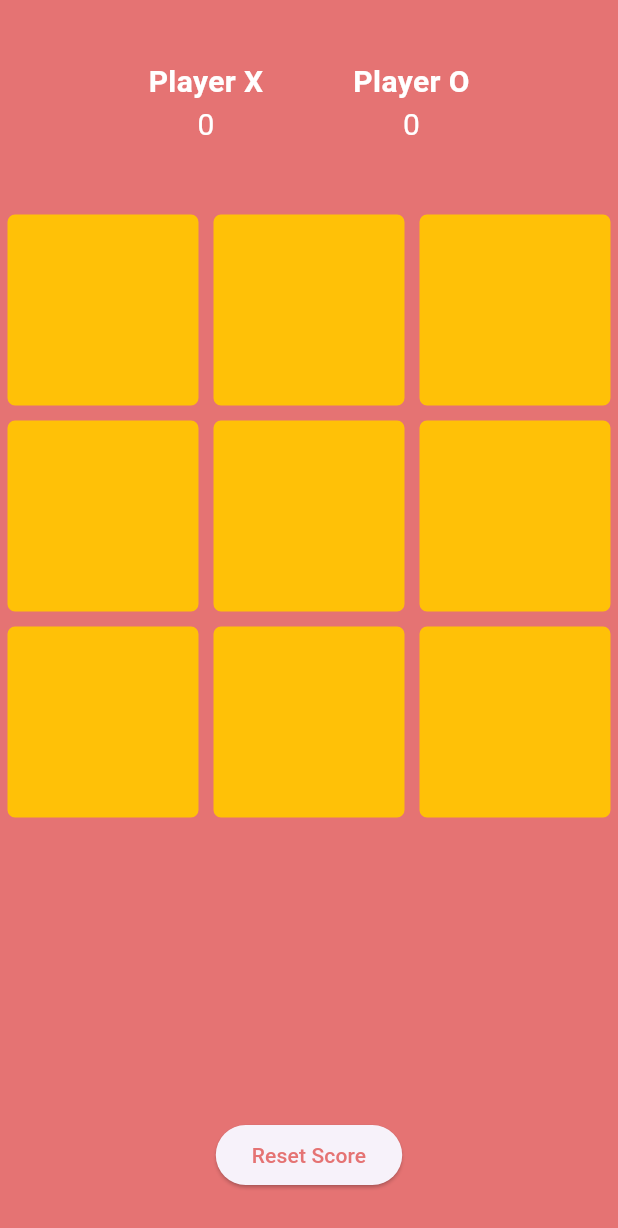
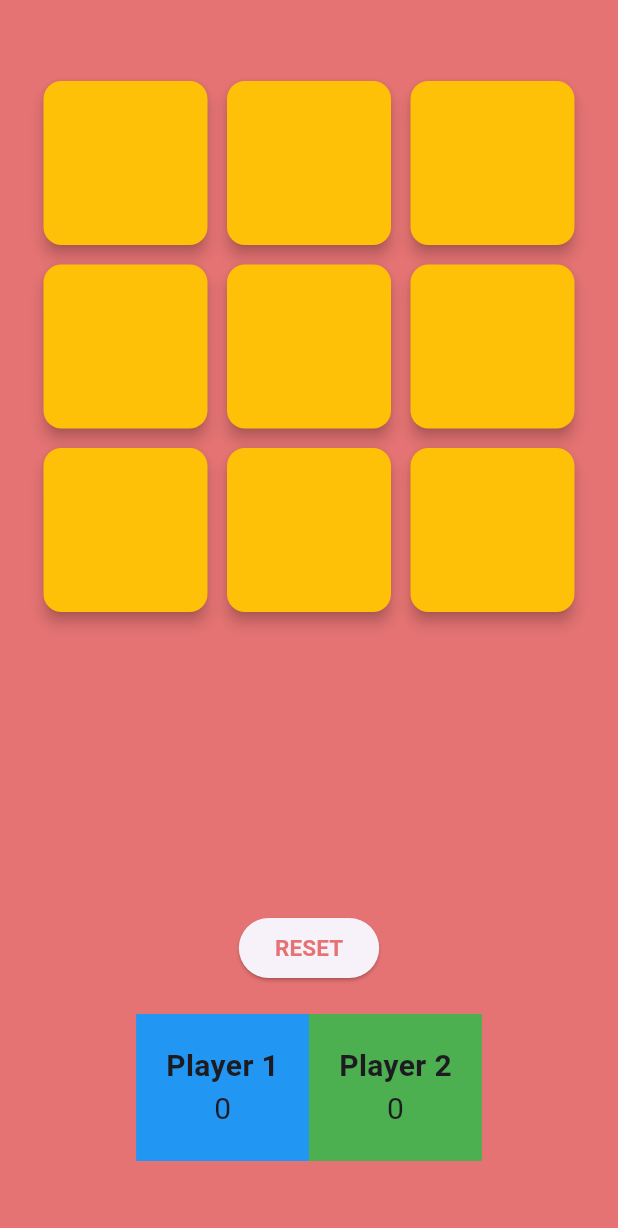
Before and after one commit to rohraharjas/pasc_flutter_sig24, a Flutter app: the screen it shows after launch, on a phone screen of 412 x 824 dp. Shown: the top 1228 px of the screen. Run offline on Flutter 3.47's test engine with Material 3 defaults, Android fonts, the phone set to English and light mode, and no system bars.

```diff
--- a/tic_tac_toe_app/lib/main.dart
+++ b/tic_tac_toe_app/lib/main.dart
@@ -7,7 +7,6 @@ void main() {
 class MyApp extends StatelessWidget {
   const MyApp({super.key});
 
-  // This widget is the root of your application.
   @override
   Widget build(BuildContext context) {
     return MaterialApp(
@@ -16,271 +15,217 @@ class MyApp extends StatelessWidget {
         scaffoldBackgroundColor: Colors.red.shade300,
         cardColor: Colors.amber,
       ),
+      home: const HomePage(),
       debugShowCheckedModeBanner: false,
-      home: const MyHomePage(),
     );
   }
 }
 
-class MyHomePage extends StatefulWidget {
-  const MyHomePage({super.key});
+class HomePage extends StatefulWidget {
+  const HomePage({super.key});
+
   @override
-  State<MyHomePage> createState() => _MyHomePageState();
+  State<HomePage> createState() => _HomePageState();
 }
 
-class _MyHomePageState extends State<MyHomePage> {
-  bool oTurn = true;
-  List<String> displayElement = ['', '', '', '', '', '', '', '', ''];
-  int oScore = 0; // Score of O
-  int xScore = 0; // Score of X
-  int filledBoxes = 0;
+class _HomePageState extends State<HomePage> {
+  List<int> board = List.generate(9, (index) => index);
+  final List<int> _player1 = [];
+  final List<int> _player2 = [];
+  List<int> winningTile = [];
+  bool isPlayer1 = true;
+  bool? isPlayer1Won;
 
-  void _tapped(int index) {
-    setState(() {
-      if (oTurn && displayElement[index] == '') {
-        displayElement[index] = 'O';
-        filledBoxes++;
-      } else if (!oTurn && displayElement[index] == '') {
-        displayElement[index] = 'X';
-        filledBoxes++;
-      }
+  int player1WinCount = 0;
+  int player2WinCount = 0;
 
-      oTurn = !oTurn;
-      _checkWinner();
-    });
-  }
+  List<List<int>> winningCombinations = [
+    [0, 1, 2],
+    [3, 4, 5],
+    [6, 7, 8],
+    [0, 3, 6],
+    [1, 4, 7],
+    [2, 5, 8],
+    [0, 4, 8],
+    [2, 4, 6]
+  ];
 
-  void _checkWinner() {
-    // Checking rows
-    if (displayElement[0] == displayElement[1] &&
-        displayElement[0] == displayElement[2] &&
-        displayElement[0] != '') {
-      _showWinDialog(displayElement[0]);
-    }
-    if (displayElement[3] == displayElement[4] &&
-        displayElement[3] == displayElement[5] &&
-        displayElement[3] != '') {
-      _showWinDialog(displayElement[3]);
-    }
-    if (displayElement[6] == displayElement[7] &&
-        displayElement[6] == displayElement[8] &&
-        displayElement[6] != '') {
-      _showWinDialog(displayElement[6]);
-    }
-
-    // Checking Column
-    if (displayElement[0] == displayElement[3] &&
-        displayElement[0] == displayElement[6] &&
-        displayElement[0] != '') {
-      _showWinDialog(displayElement[0]);
-    }
-    if (displayElement[1] == displayElement[4] &&
-        displayElement[1] == displayElement[7] &&
-        displayElement[1] != '') {
-      _showWinDialog(displayElement[1]);
-    }
-    if (displayElement[2] == displayElement[5] &&
-        displayElement[2] == displayElement[8] &&
-        displayElement[2] != '') {
-      _showWinDialog(displayElement[2]);
-    }
-
-    // Checking Diagonal
-    if (displayElement[0] == displayElement[4] &&
-        displayElement[0] == displayElement[8] &&
-        displayElement[0] != '') {
-      _showWinDialog(displayElement[0]);
-    }
-    if (displayElement[2] == displayElement[4] &&
-        displayElement[2] == displayElement[6] &&
-        displayElement[2] != '') {
-      _showWinDialog(displayElement[2]);
-    } else if (filledBoxes == 9) {
-      _showDrawDialog();
+  bool isWinner(List<int> playerTiles) {
+    for (var combo in winningCombinations) {
+      if (combo.every((element) => playerTiles.contains(element))) {
+        winningTile = combo;
+        return true;
       }
     }
-
-  void _showWinDialog(String winner) {
-    showDialog(
-        barrierDismissible: false,
-        context: context,
-        builder: (BuildContext context) {
-          return AlertDialog(
-            title: Center(
-              child: Text(" $winner is the Winner!!!"),
-            ),
-            actions: [
-              TextButton(
-                child: const Text("Play Again"),
-                onPressed: () {
-                  _clearBoard();
-                  Navigator.of(context).pop();
-                },
-              )
-            ],
-          );
-        });
-
-    if (winner == 'O') {
-      oScore++;
-    } else if (winner == 'X') {
-      xScore++;
-    }
-  }
-
-  void _showDrawDialog() {
-    showDialog(
-        barrierDismissible: false,
-        context: context,
-        builder: (BuildContext context) {
-          return AlertDialog(
-            title: const Center(
-              child: Text("It's a Draw"),
-            ),
-            actions: [
-              TextButton(
-                child: const Text("Play Again"),
-                onPressed: () {
-                  _clearBoard();
-                  Navigator.of(context).pop();
-                },
-              )
-            ],
-          );
-        });
-  }
-
-  void _clearBoard() {
-    setState(() {
-      for (int i = 0; i < 9; i++) {
-        displayElement[i] = '';
-      }
-    });
-
-    filledBoxes = 0;
-  }
-
-  void _clearScoreBoard() {
-    setState(() {
-      xScore = 0;
-      oScore = 0;
-      for (int i = 0; i < 9; i++) {
-        displayElement[i] = '';
-      }
-    });
-    filledBoxes = 0;
+    return false;
   }
 
   @override
   Widget build(BuildContext context) {
     return Scaffold(
-      body: Column(
-        mainAxisAlignment: MainAxisAlignment.center,
-        children: <Widget>[
+      body: Container(
+        padding: const EdgeInsets.all(20.0),
+        margin: const EdgeInsets.symmetric(vertical: 30.0, horizontal: 5.0),
+        child: Center(
+          child: Column(
+            children: [
+              Expanded(
+                child: GridView.builder(
+                  gridDelegate: const SliverGridDelegateWithFixedCrossAxisCount(
+                    crossAxisCount: 3,
+                    crossAxisSpacing: 5,
+                    mainAxisSpacing: 5,
+                    childAspectRatio: 1,
+                  ),
+                  itemCount: board.length,
+                  itemBuilder: (context, index) {
+                    int element = board[index];
+                    return GestureDetector(
+                      child: Card(
+                        color: Theme.of(context).cardColor,
+                        elevation: 4.0,
+                        child: Center(
+                          child: Text(
+                            !_player1.contains(element) &&
+                                    !_player2.contains(element)
+                                ? ''
+                                : _player1.contains(element)
+                                    ? 'x'
+                                    : 'o',
+                            style: TextStyle(
+                                fontSize: 60,
+                                color: isPlayer1Won == null
+                                    ? _player1.contains(element)
+                                        ? Colors.blue
+                                        : Colors.green
+                                    : (isPlayer1Won! &&
+                                                winningTile.contains(element) ||
+                                            !isPlayer1Won! &&
+                                                winningTile.contains(element))
+                                        ? Colors.red
+                                        : Colors.grey),
+                          ),
+                        ),
+                      ),
+                      onTap: () {
+                        if (isPlayer1Won != null) {
+                          return;
+                        }
+                        if (_player1.contains(element) ||
+                            _player2.contains(element)) {
+                          return;
+                        } else {
+                          setState(() {
+                            isPlayer1
+                                ? _player1.add(element)
+                                : _player2.add(element);
+                            isPlayer1 = !isPlayer1;
+                          });
+
+                          if (isWinner(_player1)) {
+                            setState(() {
+                              isPlayer1Won = true;
+                              player1WinCount++;
+                            });
+                          } else if (isWinner(_player2)) {
+                            setState(() {
+                              isPlayer1Won = false;
+                              player2WinCount++;
+                            });
+                          }
+
+                          if (isPlayer1Won != null) {
+                            ScaffoldMessenger.of(context).hideCurrentSnackBar();
+                            ScaffoldMessenger.of(context).showSnackBar(
+                              SnackBar(
+                                content: Text(
+                                    'Player ${isPlayer1Won! ? '1' : '2'} Won this match!'),
+                              ),
+                            );
+                          }
+
+                          if (player1WinCount + player2WinCount == 3) {
+                            ScaffoldMessenger.of(context).hideCurrentSnackBar();
+                            ScaffoldMessenger.of(context).showSnackBar(
+                              SnackBar(
+                                content: Text(
+                                    'Player ${(player1WinCount > player2WinCount) ? '1' : (player2WinCount > player1WinCount) ? '2' : 'draw'} is the winner !!'),
+                              ),
+                            );
+                          }
+                        }
+                      },
+                    );
+                  },
+                ),
+              ),
+              ElevatedButton(
+                onPressed: () {
+                  setState(() {
+                    _player1.clear();
+                    _player2.clear();
+                    isPlayer1 = true;
+                    isPlayer1Won = null;
+                    winningTile = [];
+                  });
+                },
+                child: Text(
+                  'RESET',
+                  style: TextStyle(
+                      fontSize: 15,
+                      fontWeight: FontWeight.bold,
+                      color: Theme.of(context).scaffoldBackgroundColor),
+                ),
+              ),
+              const SizedBox(
+                height: 20,
+              ),
               Row(
                 mainAxisAlignment: MainAxisAlignment.center,
-            children: <Widget>[
+                children: [
                   Container(
-                margin: const EdgeInsets.symmetric(
-                  vertical: 10.0,
-                  horizontal: 15.0,
-                ),
-                padding: const EdgeInsets.symmetric(
-                  vertical: 30.0,
-                  horizontal: 15.0,
-                ),
+                    color: Colors.blue,
+                    padding: const EdgeInsets.all(20),
                     child: Column(
-                  mainAxisAlignment: MainAxisAlignment.center,
-                  children: <Widget>[
+                      children: [
                         const Text(
-                      'Player X',
+                          'Player 1',
                           style: TextStyle(
-                          fontSize: 20,
-                          fontWeight: FontWeight.bold,
-                          color: Colors.white),
+                              fontSize: 20, fontWeight: FontWeight.bold),
                         ),
                         Text(
-                      '$xScore',
-                      style: const TextStyle(fontSize: 20, color: Colors.white),
+                          '$player1WinCount',
+                          style: const TextStyle(
+                            fontSize: 20,
+                          ),
                         ),
                       ],
                     ),
                   ),
-              Padding(
-                padding: const EdgeInsets.all(30.0),
+                  Container(
+                    color: Colors.green,
+                    padding: const EdgeInsets.all(20),
                     child: Column(
-                  children: <Widget>[
+                      children: [
                         const Text(
-                      'Player O',
+                          'Player 2',
                           style: TextStyle(
-                          fontSize: 20,
-                          fontWeight: FontWeight.bold,
-                          color: Colors.white),
+                              fontSize: 20, fontWeight: FontWeight.bold),
                         ),
                         Text(
-                      '$oScore',
-                      style: const TextStyle(fontSize: 20, color: Colors.white),
+                          '$player2WinCount',
+                          style: const TextStyle(
+                            fontSize: 20,
+                          ),
                         ),
                       ],
                     ),
+                  ),
+                ],
               )
             ],
           ),
-          //Tic Tac Toe Board
-          Expanded(
-            child: GridView.builder(
-              itemCount: 9,
-              gridDelegate: const SliverGridDelegateWithFixedCrossAxisCount(
-                crossAxisCount: 3,
         ),
-              itemBuilder: ((context, index) => GestureDetector(
-                    onTap: () {
-                      _tapped(index);
-                    },
-                    child: Container(
-                      decoration: BoxDecoration(
-                        color: Colors.amber.shade500,
-                        border: Border.all(
-                          color: Theme.of(context).scaffoldBackgroundColor,
-                          width: 5.0,
-                        ),
-                        borderRadius: const BorderRadius.all(
-                          Radius.circular(10),
-                        ),
-                      ),
-                      child: Center(
-                        child: Text(
-                          displayElement[index],
-                          style: TextStyle(
-                              color: Theme.of(context).scaffoldBackgroundColor,
-                              fontSize: 40,
-                              fontFamily: "ComicSans"),
-                        ),
-                      ),
-                    ),
-                  )),
-            ),
-          ),
-          Container(
-            margin: const EdgeInsets.symmetric(
-              vertical: 30.0,
-              horizontal: 15.0,
-            ),
-            child: ElevatedButton(
-              onPressed: () {
-                _clearBoard();
-              },
-              onLongPress: () {
-                _clearScoreBoard();
-              },
-              child: Text(
-                "Reset Score",
-                style:
-                    TextStyle(color: Theme.of(context).scaffoldBackgroundColor),
-              ),
-            ),
-          )
-        ],
       ),
     );
   }
```
Lines whose indentation alone changed are shown as unchanged.
